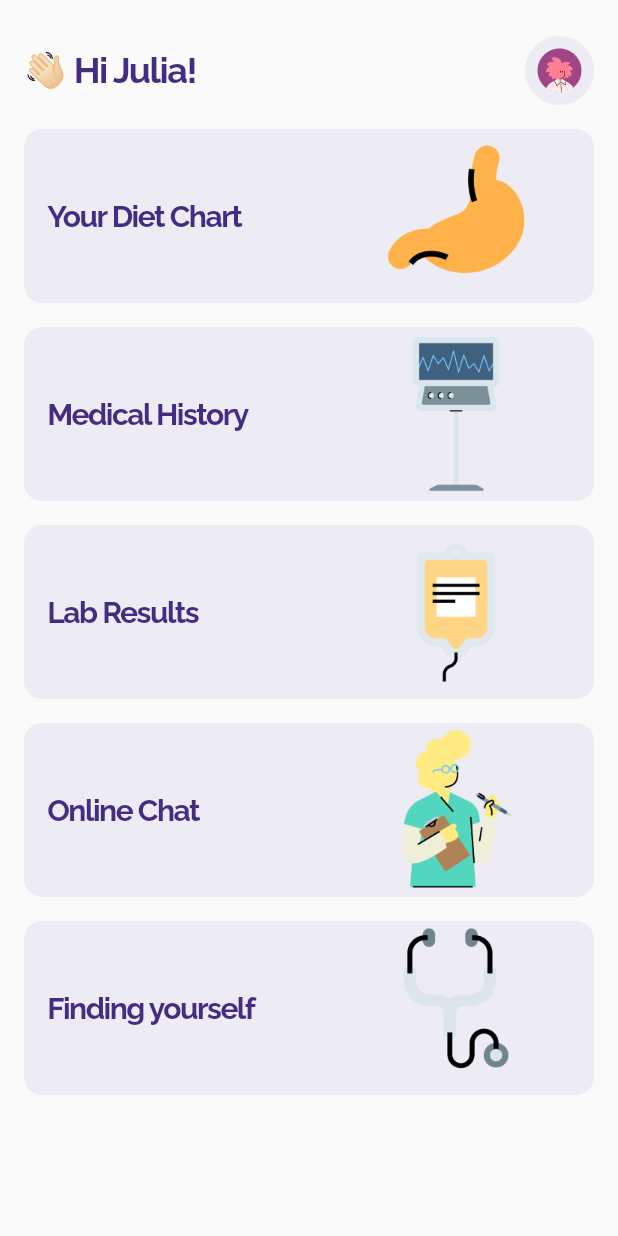
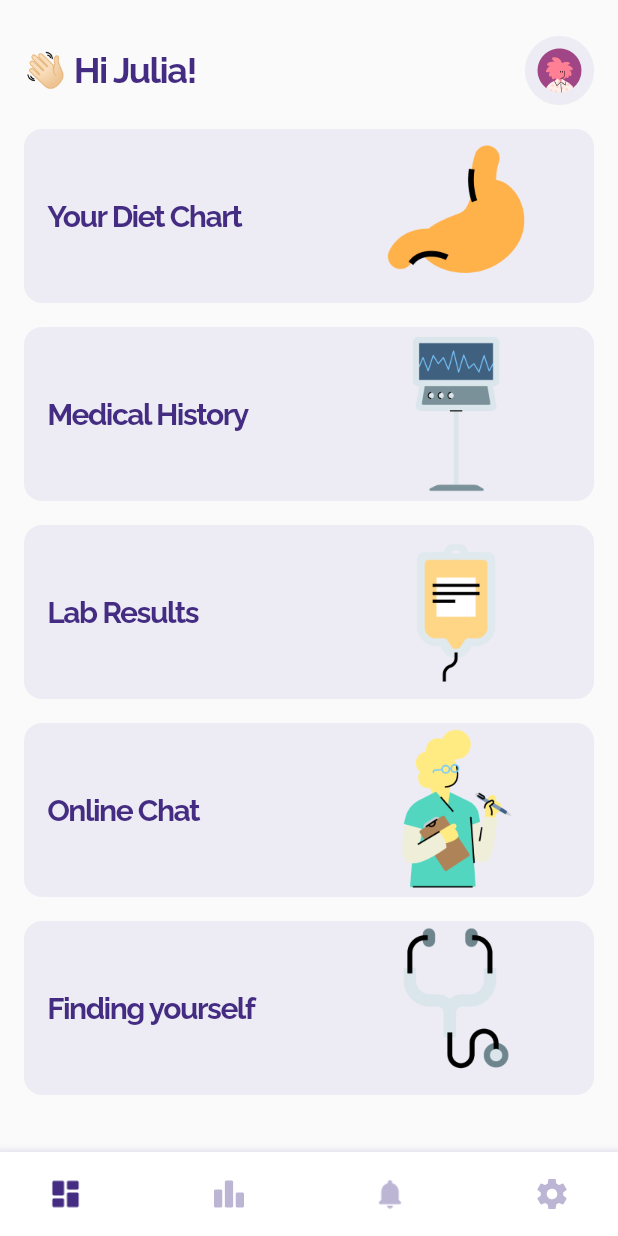
Before and after one commit to Syahro/healthcare, a Flutter app: the HomePage screen opened directly, on a phone screen of 412 x 824 dp. Run offline on Flutter 3.47's test engine with Material 2 defaults, Android fonts, the phone set to English and light mode, and no system bars; our stand-ins replace google_fonts.

Commit message:
done add a navigationBottom that use Floating and add some assets or support

```diff
--- a/lib/pages/home_page.dart
+++ b/lib/pages/home_page.dart
@@ -2,12 +2,20 @@ import 'package:flutter/material.dart';
 import 'package:healthcare/pages/details_page.dart';
 import 'package:healthcare/pages/empty_details_page.dart';
 import 'package:healthcare/theme.dart';
+import 'package:healthcare/widget/floating_menu.dart';
 import 'package:healthcare/widget/home_cate_card.dart';
 
 class HomePage extends StatelessWidget {
   @override
   Widget build(BuildContext context) {
     return Scaffold(
+      floatingActionButton: FloatingMenu(
+        isHome: true,
+        isChart: false,
+        isNotif: false,
+        isSetting: false,
+      ),
+      floatingActionButtonLocation: FloatingActionButtonLocation.centerDocked,
       body: ListView(
         children: [
           Padding(
--- /dev/null
+++ b/lib/widget/floating_menu.dart
@@ -0,0 +1,69 @@
+import 'package:flutter/material.dart';
+import 'package:healthcare/theme.dart';
+
+class FloatingMenu extends StatelessWidget {
+  final bool isHome;
+  final bool isChart;
+  final bool isNotif;
+  final bool isSetting;
+
+  FloatingMenu({
+    this.isHome,
+    this.isChart,
+    this.isNotif,
+    this.isSetting,
+  });
+  @override
+  Widget build(BuildContext context) {
+    return Container(
+      height: 56,
+      width: double.infinity,
+      decoration: BoxDecoration(
+        color: whiteColor,
+        boxShadow: [
+          BoxShadow(
+            color: inkOne.withOpacity(0.1),
+            blurRadius: 2,
+            spreadRadius: 2,
+          )
+        ],
+      ),
+      child: Padding(
+        padding: EdgeInsets.symmetric(
+          horizontal: 32,
+          vertical: 16,
+        ),
+        child: Row(
+          mainAxisAlignment: MainAxisAlignment.spaceBetween,
+          crossAxisAlignment: CrossAxisAlignment.center,
+          children: [
+            Image.asset(
+              'assets/home.png',
+              width: 24,
+              height: 24,
+              color: isHome ? inkOne : inkFour.withOpacity(0.7),
+            ),
+            Image.asset(
+              'assets/chart.png',
+              width: 24,
+              height: 24,
+              color: isChart ? inkOne : inkFour.withOpacity(0.7),
+            ),
+            Image.asset(
+              'assets/notif.png',
+              width: 24,
+              height: 24,
+              color: isNotif ? inkOne : inkFour.withOpacity(0.7),
+            ),
+            Image.asset(
+              'assets/setting.png',
+              width: 24,
+              height: 24,
+              color: isSetting ? inkOne : inkFour.withOpacity(0.7),
+            ),
+          ],
+        ),
+      ),
+    );
+  }
+}
```
Also changed, not shown: assets/chart.png (added), assets/home.png (added), assets/notif.png (added), assets/setting.png (added).
